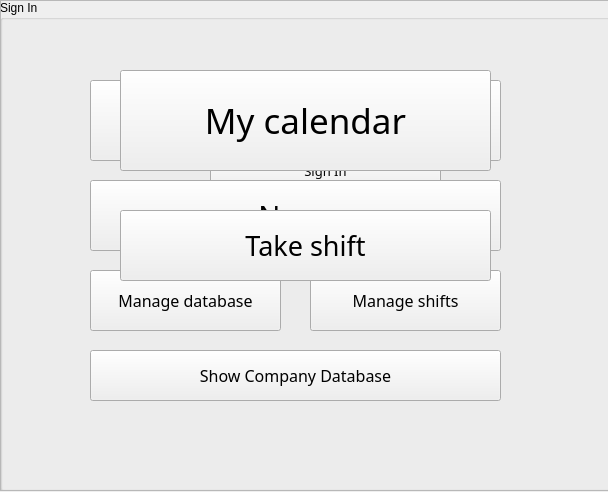
First picture: the form in Comcalen/Comcalen.ui, repository Rolkarolka/Comcalen, before the edit.
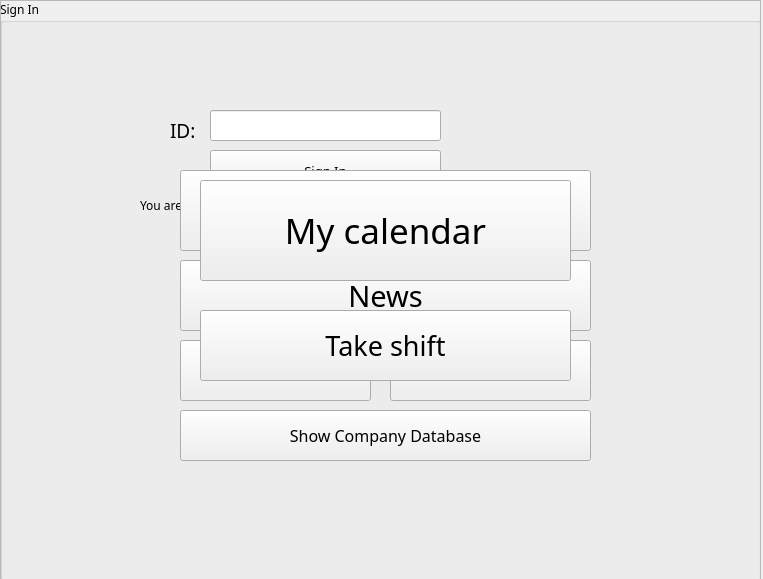
Second picture: the form after the edit. Icons and pictures are not drawn.

The edit to the form file:
```diff
--- a/Comcalen/Comcalen.ui
+++ b/Comcalen/Comcalen.ui
@@ -6,8 +6,8 @@
    <rect>
     <x>0</x>
     <y>0</y>
-    <width>608</width>
-    <height>492</height>
+    <width>763</width>
+    <height>579</height>
    </rect>
   </property>
   <property name="windowTitle">
@@ -19,10 +19,15 @@
      <rect>
       <x>0</x>
       <y>0</y>
-      <width>611</width>
-      <height>491</height>
+      <width>761</width>
+      <height>581</height>
      </rect>
     </property>
+    <property name="font">
+     <font>
+      <family>Copperplate Gothic Bold</family>
+     </font>
+    </property>
     <property name="styleSheet">
      <string notr="true">QGroupBox{background:url(:/Comcalen/background.jpg)}</string>
     </property>
@@ -120,8 +125,8 @@
      <rect>
       <x>0</x>
       <y>0</y>
-      <width>611</width>
-      <height>491</height>
+      <width>761</width>
+      <height>581</height>
      </rect>
     </property>
     <property name="acceptDrops">
@@ -139,8 +144,8 @@
     <widget class="QPushButton" name="employee_new_shift_button">
      <property name="geometry">
       <rect>
-       <x>120</x>
-       <y>210</y>
+       <x>200</x>
+       <y>310</y>
        <width>371</width>
        <height>71</height>
       </rect>
@@ -158,8 +163,8 @@
     <widget class="QPushButton" name="employee_calendar_button">
      <property name="geometry">
       <rect>
-       <x>120</x>
-       <y>70</y>
+       <x>200</x>
+       <y>180</y>
        <width>371</width>
        <height>101</height>
       </rect>
@@ -174,14 +179,30 @@
       <string>My calendar</string>
      </property>
     </widget>
+    <widget class="QLabel" name="label_3">
+     <property name="geometry">
+      <rect>
+       <x>200</x>
+       <y>70</y>
+       <width>361</width>
+       <height>81</height>
+      </rect>
+     </property>
+     <property name="styleSheet">
+      <string notr="true"/>
+     </property>
+     <property name="text">
+      <string/>
+     </property>
+    </widget>
    </widget>
    <widget class="QFrame" name="employer_menu">
     <property name="geometry">
      <rect>
       <x>0</x>
       <y>0</y>
-      <width>611</width>
-      <height>491</height>
+      <width>761</width>
+      <height>581</height>
      </rect>
     </property>
     <property name="acceptDrops">
@@ -199,8 +220,8 @@
     <widget class="QPushButton" name="employer_news_button">
      <property name="geometry">
       <rect>
-       <x>90</x>
-       <y>180</y>
+       <x>180</x>
+       <y>260</y>
        <width>411</width>
        <height>71</height>
       </rect>
@@ -218,8 +239,8 @@
     <widget class="QPushButton" name="employer_calendar_button">
      <property name="geometry">
       <rect>
-       <x>90</x>
-       <y>80</y>
+       <x>180</x>
+       <y>170</y>
        <width>411</width>
        <height>81</height>
       </rect>
@@ -237,8 +258,8 @@
     <widget class="QPushButton" name="manage_database">
      <property name="geometry">
       <rect>
-       <x>90</x>
-       <y>270</y>
+       <x>180</x>
+       <y>340</y>
        <width>191</width>
        <height>61</height>
       </rect>
@@ -256,9 +277,9 @@
     <widget class="QPushButton" name="manage_shifts">
      <property name="geometry">
       <rect>
-       <x>310</x>
-       <y>270</y>
-       <width>191</width>
+       <x>390</x>
+       <y>340</y>
+       <width>201</width>
        <height>61</height>
       </rect>
      </property>
@@ -275,8 +296,8 @@
     <widget class="QPushButton" name="show_company">
      <property name="geometry">
       <rect>
-       <x>90</x>
-       <y>350</y>
+       <x>180</x>
+       <y>410</y>
        <width>411</width>
        <height>51</height>
       </rect>
@@ -291,6 +312,19 @@
       <string>Show Company Database</string>
      </property>
     </widget>
+    <widget class="QLabel" name="label_4">
+     <property name="geometry">
+      <rect>
+       <x>190</x>
+       <y>80</y>
+       <width>391</width>
+       <height>71</height>
+      </rect>
+     </property>
+     <property name="text">
+      <string/>
+     </property>
+    </widget>
    </widget>
    <zorder>sibox</zorder>
    <zorder>employer_menu</zorder>
```
